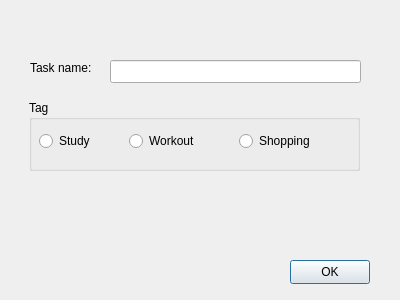
Before: the Qt Designer form qt_proj/Add_Schedule.ui in HappyFern666/QT-project, drawn with Qt 5.
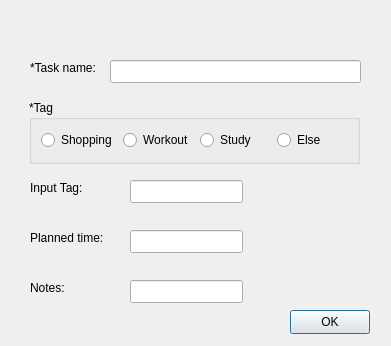
After: the same form once the commit is applied.

Commit message: add schedule and schedule list finished

```diff
--- a/qt_proj/Add_Schedule.ui
+++ b/qt_proj/Add_Schedule.ui
@@ -6,8 +6,8 @@
    <rect>
     <x>0</x>
     <y>0</y>
-    <width>400</width>
-    <height>300</height>
+    <width>391</width>
+    <height>346</height>
    </rect>
   </property>
   <property name="windowTitle">
@@ -33,7 +33,7 @@
     </rect>
    </property>
    <property name="text">
-    <string>Task name:</string>
+    <string>*Task name:</string>
    </property>
   </widget>
   <widget class="QGroupBox" name="groupBox">
@@ -42,57 +42,48 @@
      <x>29</x>
      <y>100</y>
      <width>331</width>
-     <height>71</height>
+     <height>64</height>
     </rect>
    </property>
    <property name="title">
-    <string>Tag</string>
+    <string>*Tag</string>
    </property>
-   <widget class="QRadioButton" name="radioButton">
-    <property name="geometry">
-     <rect>
-      <x>10</x>
-      <y>30</y>
-      <width>97</width>
-      <height>22</height>
-     </rect>
-    </property>
-    <property name="text">
-     <string>Study</string>
-    </property>
-   </widget>
-   <widget class="QRadioButton" name="radioButton_2">
-    <property name="geometry">
-     <rect>
-      <x>100</x>
-      <y>30</y>
-      <width>97</width>
-      <height>22</height>
-     </rect>
-    </property>
-    <property name="text">
-     <string>Workout</string>
-    </property>
-   </widget>
-   <widget class="QRadioButton" name="radioButton_4">
-    <property name="geometry">
-     <rect>
-      <x>210</x>
-      <y>30</y>
-      <width>97</width>
-      <height>22</height>
-     </rect>
-    </property>
-    <property name="text">
-     <string>Shopping</string>
-    </property>
-   </widget>
+   <layout class="QHBoxLayout" name="horizontalLayout">
+    <item>
+     <widget class="QRadioButton" name="radioButton_4">
+      <property name="text">
+       <string>Shopping</string>
+      </property>
+     </widget>
+    </item>
+    <item>
+     <widget class="QRadioButton" name="radioButton_2">
+      <property name="text">
+       <string>Workout</string>
+      </property>
+     </widget>
+    </item>
+    <item>
+     <widget class="QRadioButton" name="radioButton">
+      <property name="text">
+       <string>Study</string>
+      </property>
+     </widget>
+    </item>
+    <item>
+     <widget class="QRadioButton" name="radioButton_3">
+      <property name="text">
+       <string>Else</string>
+      </property>
+     </widget>
+    </item>
+   </layout>
   </widget>
   <widget class="QPushButton" name="confirmButton">
    <property name="geometry">
     <rect>
      <x>290</x>
-     <y>260</y>
+     <y>310</y>
      <width>80</width>
      <height>24</height>
     </rect>
@@ -101,6 +92,75 @@
     <string>OK</string>
    </property>
   </widget>
+  <widget class="QLineEdit" name="lineEdit_2">
+   <property name="geometry">
+    <rect>
+     <x>130</x>
+     <y>230</y>
+     <width>113</width>
+     <height>23</height>
+    </rect>
+   </property>
+  </widget>
+  <widget class="QLabel" name="label_2">
+   <property name="geometry">
+    <rect>
+     <x>30</x>
+     <y>230</y>
+     <width>91</width>
+     <height>16</height>
+    </rect>
+   </property>
+   <property name="text">
+    <string>Planned time:</string>
+   </property>
+  </widget>
+  <widget class="QLineEdit" name="lineEdit_3">
+   <property name="geometry">
+    <rect>
+     <x>130</x>
+     <y>180</y>
+     <width>113</width>
+     <height>23</height>
+    </rect>
+   </property>
+  </widget>
+  <widget class="QLabel" name="label_3">
+   <property name="geometry">
+    <rect>
+     <x>30</x>
+     <y>180</y>
+     <width>61</width>
+     <height>16</height>
+    </rect>
+   </property>
+   <property name="text">
+    <string>Input Tag:</string>
+   </property>
+  </widget>
+  <widget class="QLineEdit" name="lineEdit_4">
+   <property name="geometry">
+    <rect>
+     <x>130</x>
+     <y>280</y>
+     <width>113</width>
+     <height>23</height>
+    </rect>
+   </property>
+  </widget>
+  <widget class="QLabel" name="label_4">
+   <property name="geometry">
+    <rect>
+     <x>30</x>
+     <y>280</y>
+     <width>54</width>
+     <height>16</height>
+    </rect>
+   </property>
+   <property name="text">
+    <string>Notes:</string>
+   </property>
+  </widget>
  </widget>
  <resources/>
  <connections/>
```
The commit also changes 61 other files.
